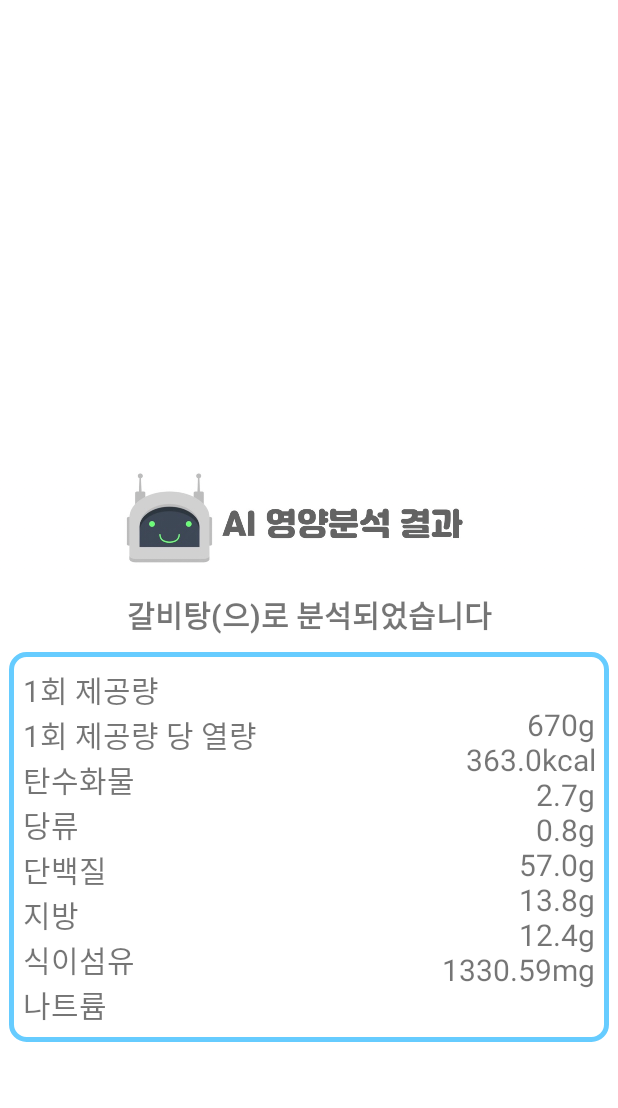
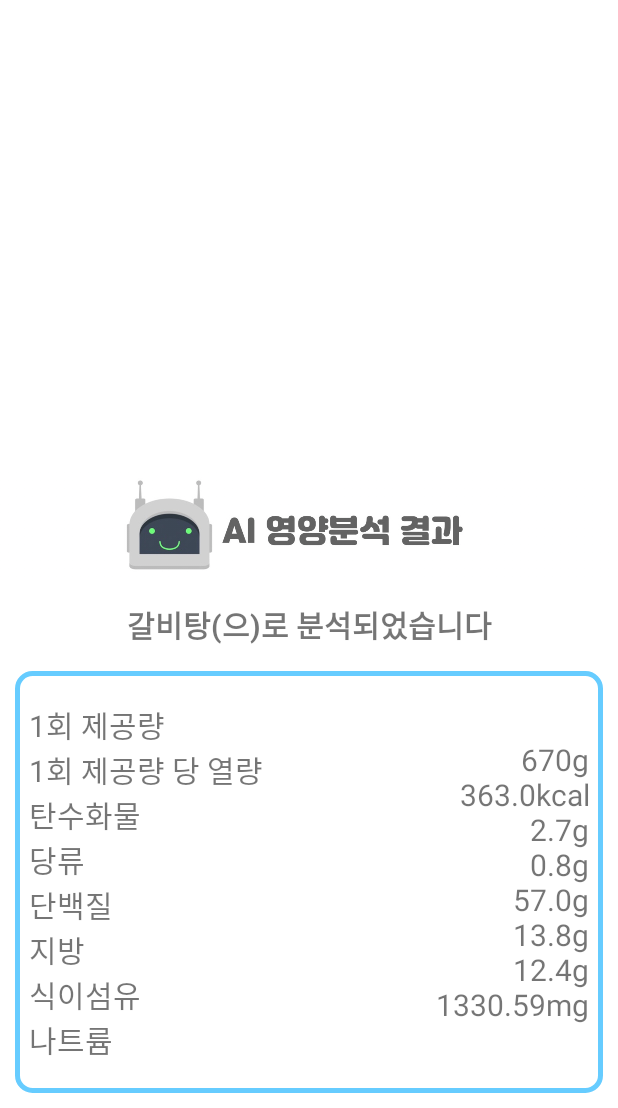
Before and after one commit to majh02/AIbasedNutritionAnalysis, an Android app: the result screen opened directly, with no data from a screen before it, on a phone screen of 412 x 824 dp, the part 128-1236 px from its top. Run offline under Robolectric (Android 15) with nearby library versions, the phone set to English and light mode, and no system bars; our stand-ins replace Room's generated code; libraries missing offline, so code that uses them is left out: com.gun0912.tedpermission; 1 statement that could not run was skipped.

Commit message:
7주차 진행상황(2020-05-15)

```diff
--- a/app/src/main/res/layout/activity_result.xml
+++ b/app/src/main/res/layout/activity_result.xml
@@ -22,13 +22,15 @@
     <ImageView
         android:id="@+id/imageView2"
         android:layout_width="match_parent"
-        android:layout_height="80dp"
+        android:layout_height="match_parent"
+        android:layout_weight="1.4"
         app:srcCompat="@drawable/result" />
 
     <TextView
         android:id="@+id/result_foodname"
         android:layout_width="match_parent"
-        android:layout_height="50dp"
+        android:layout_height="match_parent"
+        android:layout_weight="1.5"
         android:gravity="center"
         android:textSize="20sp"
         android:textStyle="bold" />
@@ -39,11 +41,18 @@
         android:layout_weight="1">
 
         <LinearLayout
-            android:layout_width="400dp"
-            android:layout_height="260dp"
+            android:layout_width="match_parent"
+            android:layout_height="match_parent"
+            android:layout_marginStart="10dp"
+            android:layout_marginLeft="10dp"
+            android:layout_marginTop="10dp"
+            android:layout_marginEnd="10dp"
+            android:layout_marginRight="10dp"
+            android:layout_marginBottom="10dp"
             android:layout_weight="1"
             android:background="@drawable/boxline"
             android:orientation="horizontal"
+            app:layout_constraintBottom_toBottomOf="parent"
             app:layout_constraintEnd_toEndOf="parent"
             app:layout_constraintStart_toStartOf="parent"
             app:layout_constraintTop_toTopOf="parent">
```
Also changed, not shown: app/src/main/res/layout/activity_menu.xml (+12 -8 lines).
